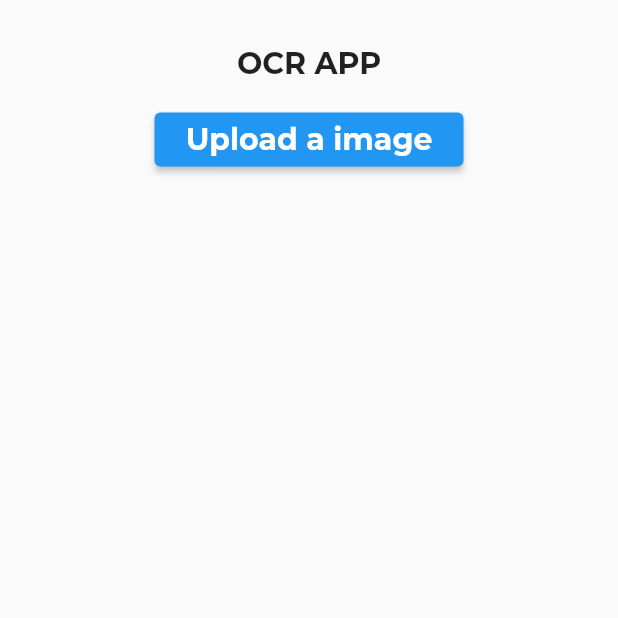
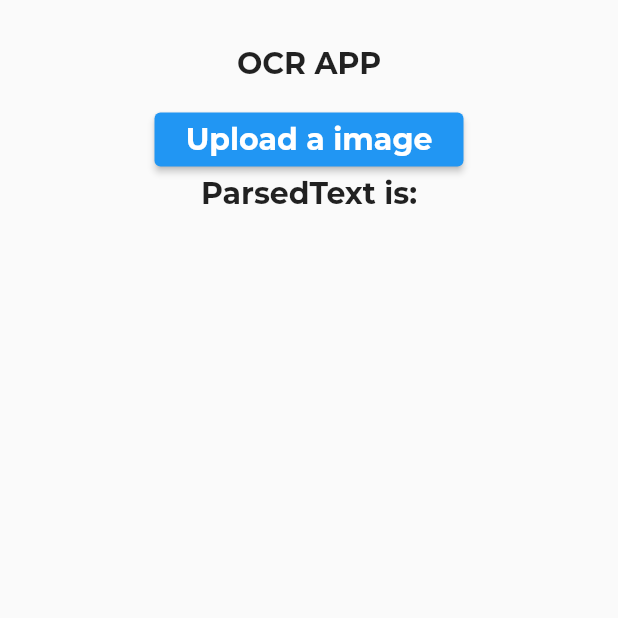
Before and after one commit to chihyeonWON/Hackerton, a Flutter app: the screen it shows after launch, on a phone screen of 412 x 824 dp, the top half of it. Run offline on Flutter 3.47's test engine with Material 2 defaults, Android fonts, the phone set to English and light mode, and no system bars; our stand-ins replace google_fonts, image_picker.

Commit message:
추출된 parsedtext를 화면에 뿌리기

```diff
--- a/lib/home.dart
+++ b/lib/home.dart
@@ -52,7 +52,23 @@ class _HomePageState extends State<HomePage> {
                     onPressed: () => parsethetext(),
                     child: Text('Upload a image',
                         style: GoogleFonts.montserrat(
-                            fontSize: 20, fontWeight: FontWeight.w700))))
+                            fontSize: 20, fontWeight: FontWeight.w700)))),
+            Container(
+              alignment: Alignment.center,
+              child: Column(
+                children: <Widget>[
+                  Text("ParsedText is:",style: GoogleFonts.montserrat(
+                      fontSize:20,
+                      fontWeight:FontWeight.bold
+                  ),),
+                  SizedBox(height:10.0),
+                  Text(parsedtext,style: GoogleFonts.montserrat(
+                      fontSize:25,
+                      fontWeight:FontWeight.bold
+                  ),)
+                ],
+              ),
+            ),
           ],
         ),
       )
```
